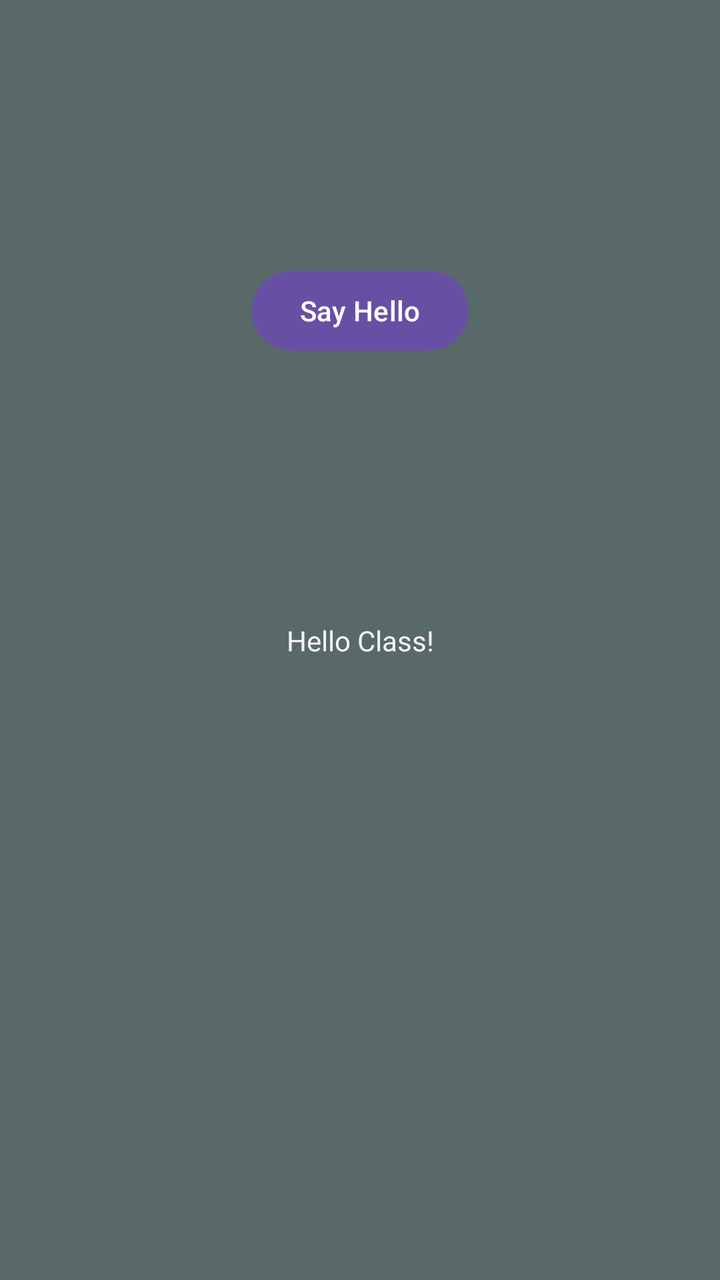
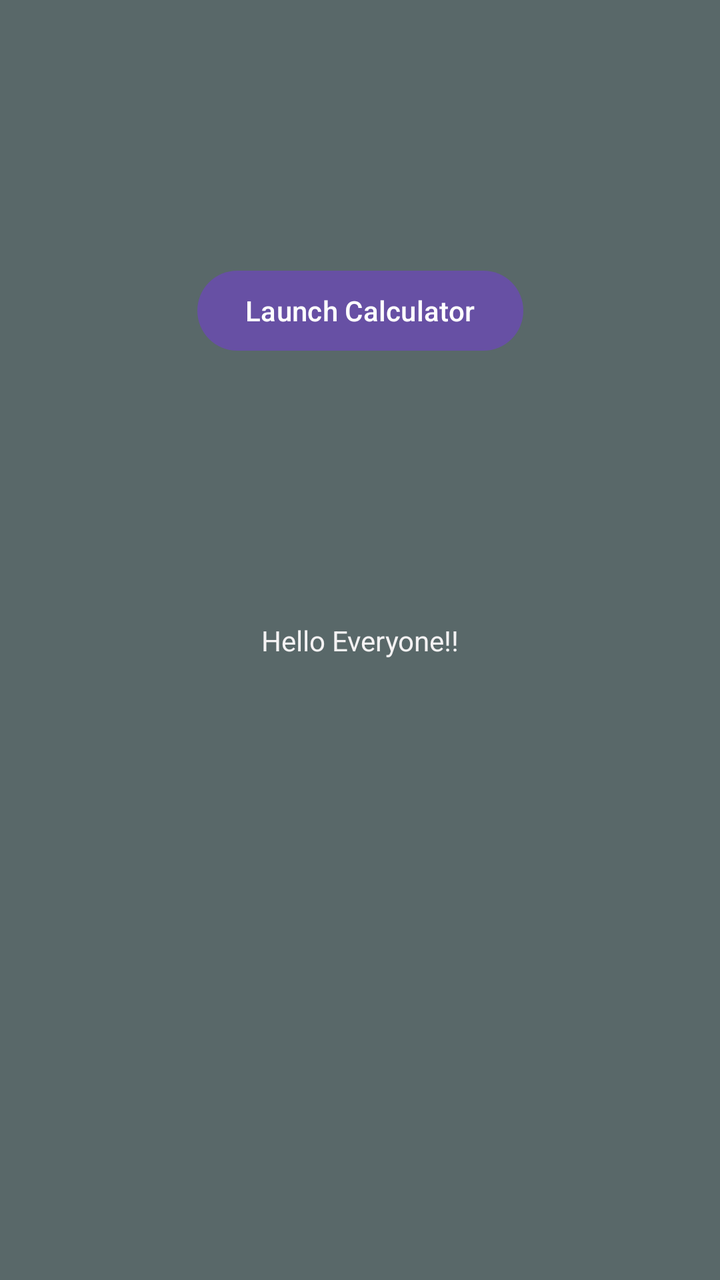

Two renders of the same Android screen: before a commit and after it. Below are the layout's source before the change and the commit's diff.
<!-- AndroidManifest.xml: application theme Theme.PhoneBill -->
<!-- res/layout/activity_main.xml -->
<?xml version="1.0" encoding="utf-8"?>
<androidx.constraintlayout.widget.ConstraintLayout xmlns:android="http://schemas.android.com/apk/res/android"
    xmlns:app="http://schemas.android.com/apk/res-auto"
    xmlns:tools="http://schemas.android.com/tools"
    android:id="@+id/main"
    android:layout_width="match_parent"
    android:layout_height="match_parent"
    android:background="@color/grey"
    tools:context=".MainActivity">

    <TextView
        android:id="@+id/textView"
        android:layout_width="wrap_content"
        android:layout_height="wrap_content"
        android:text="@string/hello_class"
        android:textColor="@color/white"
        app:layout_constraintBottom_toBottomOf="parent"
        app:layout_constraintEnd_toEndOf="parent"
        app:layout_constraintStart_toStartOf="parent"
        app:layout_constraintTop_toTopOf="parent" />

    <Button
        android:id="@+id/button"
        android:layout_width="wrap_content"
        android:layout_height="wrap_content"
        android:onClick="sayHello"
        android:text="@string/say_hello"
        app:layout_constraintBottom_toTopOf="@+id/textView"
        app:layout_constraintEnd_toEndOf="parent"
        app:layout_constraintStart_toStartOf="parent"
        app:layout_constraintTop_toTopOf="parent" />

</androidx.constraintlayout.widget.ConstraintLayout>
<!-- resources referenced by this layout -->
<resources>
  <color name="grey">#596869</color>
  <color name="white">#f4f2f3</color>
  <string name="hello_class">Hello Class!</string>
  <string name="say_hello">Say Hello</string>
  <style name="Theme.PhoneBill" parent="Base.Theme.PhoneBill" />
  <style name="Base.Theme.PhoneBill" parent="Theme.Material3.DayNight.NoActionBar">
          
          
      </style>
</resources>

<!-- the commit's change to res/layout/activity_main.xml (unified diff, before → after) -->
@@ -24,7 +24,7 @@
         android:layout_width="wrap_content"
         android:layout_height="wrap_content"
         android:onClick="sayHello"
-        android:text="@string/say_hello"
+        android:text="@string/launch_calculator"
         app:layout_constraintBottom_toTopOf="@+id/textView"
         app:layout_constraintEnd_toEndOf="parent"
         app:layout_constraintStart_toStartOf="parent"
<!-- resource entries referenced after the edit -->
@@ -2,8 +2,8 @@
 <resources>
   <color name="grey">#596869</color>
   <color name="white">#f4f2f3</color>
-  <string name="hello_class">Hello Class!</string>
-  <string name="say_hello">Say Hello</string>
+  <string name="hello_class">Hello Everyone!!</string>
+  <string name="launch_calculator">Launch Calculator</string>
   <style name="Theme.PhoneBill" parent="Base.Theme.PhoneBill" />
   <style name="Base.Theme.PhoneBill" parent="Theme.Material3.DayNight.NoActionBar">
           
